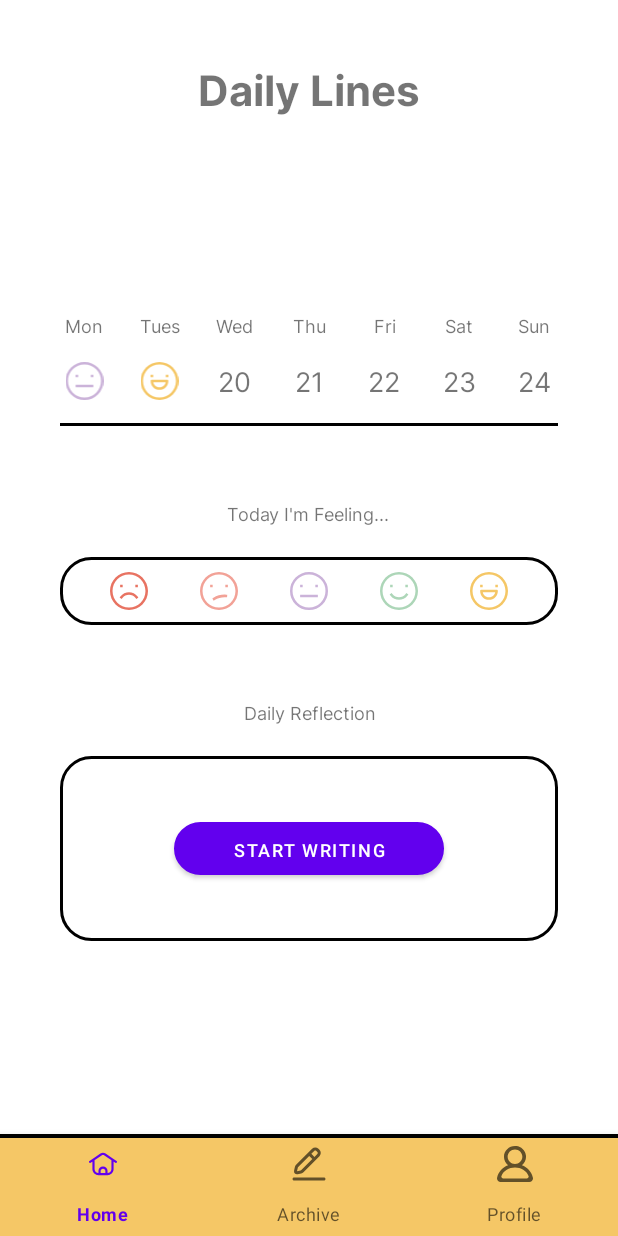
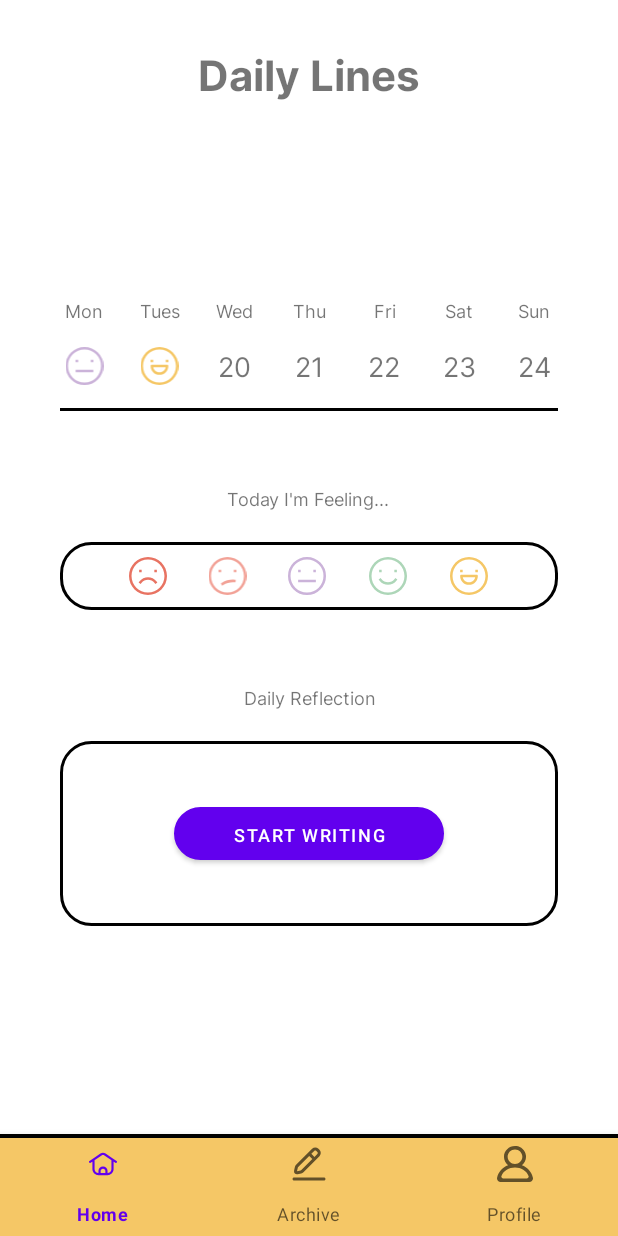
Before and after one commit to kaitiepiee/DailyLines, an Android app: the screen it shows after launch (MainActivity), on a phone screen of 412 x 824 dp. Run offline under Robolectric (Android 15) with nearby library versions, the phone set to English and light mode, and no system bars.

Commit message:
minor updates to home page

```diff
--- a/app/src/main/java/com/mobdeve/s12/delacruz/kyla/profileplusarchive/MainActivity.kt
+++ b/app/src/main/java/com/mobdeve/s12/delacruz/kyla/profileplusarchive/MainActivity.kt
@@ -6,10 +6,14 @@ import android.os.Build
 import androidx.appcompat.app.AppCompatActivity
 import android.os.Bundle
 import android.util.Log
+import android.view.View
 import android.widget.Button
 import android.widget.CalendarView
+import android.widget.ImageButton
 import android.widget.ImageView
+import android.widget.LinearLayout
 import android.widget.TextView
+import android.widget.Toast
 import androidx.activity.result.ActivityResult
 import androidx.activity.result.contract.ActivityResultContracts
 import androidx.annotation.RequiresApi
@@ -55,6 +59,42 @@ class MainActivity : AppCompatActivity(){
         quoteTextView = findViewById(R.id.quote)
         authorTextView = findViewById(R.id.author)
         RequestManager(this@MainActivity).getAllQuotes(listener)
+
+        // For mood buttons
+        fun onMoodButtonClick(view: View) {
+            val moodTag = view.tag.toString()
+
+            val parentLayout = view.parent as LinearLayout
+            for (i in 0 until parentLayout.childCount) {
+                val childView = parentLayout.getChildAt(i)
+                if (childView is ImageButton && childView != view) {
+                    childView.isSelected = false
+                    // Restore the original background of the button when not selected
+                    childView.setBackgroundResource(android.R.color.transparent)
+                }
+            }
+
+            view.isSelected = !view.isSelected
+            if (view.isSelected) {
+                view.setBackgroundResource(R.drawable.glow_background)
+                Toast.makeText(this, "Selected mood: $moodTag", Toast.LENGTH_SHORT).show()
+            }
+            else {
+                view.setBackgroundResource(android.R.color.transparent)
+                Toast.makeText(this, "Deselected mood: $moodTag", Toast.LENGTH_SHORT).show()
+
+            }
+        }
+        val worseMoodButton: ImageButton = findViewById(R.id.worseMood)
+        worseMoodButton.setOnClickListener { onMoodButtonClick(it) }
+        val badMoodButton: ImageButton = findViewById(R.id.badMood)
+        badMoodButton.setOnClickListener { onMoodButtonClick(it) }
+        val neutralMoodButton: ImageButton = findViewById(R.id.neutralMood)
+        neutralMoodButton.setOnClickListener { onMoodButtonClick(it) }
+        val goodMoodButton: ImageButton = findViewById(R.id.goodMood)
+        goodMoodButton.setOnClickListener { onMoodButtonClick(it) }
+        val bestMoodButton: ImageButton = findViewById(R.id.bestMood)
+        bestMoodButton.setOnClickListener { onMoodButtonClick(it) }
 
         // Create an Intent to navigate to the create_journal.xml layout
         val submitEntryButton = findViewById<Button>(R.id.submitEntryButton)
@@ -133,6 +173,8 @@ class MainActivity : AppCompatActivity(){
                     val quoteText = randomQuote.text
                     val authorText = randomQuote.author
 
+                    // Add """" at the beginning and end of quote
+                    val formattedQuote = "\"$quoteText\""
                     // Add "-" at the beginning of the author
                     val formattedAuthor = "- $authorText"
 
@@ -140,7 +182,7 @@ class MainActivity : AppCompatActivity(){
                     val cleanedAuthor = formattedAuthor.replace(", type.fit", "")
 
                     Log.d("QuoteDebug", "Quote Text: $quoteText, Author: $authorText")
-                    quoteTextView.text = quoteText
+                    quoteTextView.text = formattedQuote
                     authorTextView.text = cleanedAuthor
                 }
                 else {
--- /dev/null
+++ b/app/src/main/res/drawable/button_selector.xml
@@ -0,0 +1,5 @@
+<?xml version="1.0" encoding="utf-8"?>
+<selector xmlns:android="http://schemas.android.com/apk/res/android">
+    <item android:drawable="@drawable/glow_background" android:state_pressed="true" />
+    <item android:drawable="@android:color/transparent" />
+</selector>
--- /dev/null
+++ b/app/src/main/res/drawable/glow_background.xml
@@ -0,0 +1,5 @@
+<?xml version="1.0" encoding="utf-8"?>
+    <shape xmlns:android="http://schemas.android.com/apk/res/android"
+        android:shape="oval">
+        <solid android:color="@color/pastel_yellow" />
+    </shape>
--- a/app/src/main/res/layout/home_screen.xml
+++ b/app/src/main/res/layout/home_screen.xml
@@ -23,7 +23,7 @@
         android:orientation="vertical"
         android:layout_marginLeft="40dp"
         android:layout_marginRight="40dp"
-        android:layout_marginTop="40dp"
+        android:layout_marginTop="30dp"
         android:gravity="center_horizontal"
         tools:ignore="match_parent">
 
@@ -315,45 +315,65 @@
             android:paddingBottom="10dp"
             android:layout_marginBottom="50dp">
 
-            <ImageView
+            <ImageButton
                 android:id="@+id/worseMood"
-                android:layout_width="40dp"
+                android:layout_width="29dp"
+                android:layout_height="25dp"
+                android:layout_marginLeft="10dp"
+                android:layout_marginRight="15dp"
+                android:background="@drawable/button_selector"
+                android:onClick="onMoodButtonClick"
+                android:scaleType="fitCenter"
+                android:src="@drawable/worst_mood_icon"
+                android:tag="worst_mood" />
+
+            <ImageButton
+                android:id="@+id/badMood"
+                android:layout_width="26dp"
+                android:layout_height="25dp"
+                android:layout_marginLeft="10dp"
+                android:layout_marginRight="15dp"
+                android:background="@drawable/button_selector"
+                android:onClick="onMoodButtonClick"
+                android:scaleType="fitCenter"
+                android:src="@drawable/bad_mood_icon"
+                android:tag="bad_mood" />
+
+            <ImageButton
+                android:id="@+id/neutralMood"
+                android:layout_width="29dp"
+                android:layout_height="25dp"
+                android:layout_marginLeft="10dp"
+                android:layout_marginRight="15dp"
+                android:background="@drawable/button_selector"
+                android:onClick="onMoodButtonClick"
+                android:scaleType="fitCenter"
+                android:src="@drawable/neutral_mood_icon"
+                android:tag="neutral_mood" />
+
+            <ImageButton
+                android:id="@+id/goodMood"
+                android:layout_width="28dp"
+                android:layout_height="25dp"
+                android:layout_marginLeft="10dp"
+                android:layout_marginRight="15dp"
+                android:background="@drawable/button_selector"
+                android:onClick="onMoodButtonClick"
+                android:scaleType="fitCenter"
+                android:src="@drawable/good_mood_icon"
+                android:tag="good_mood" />
+
+            <ImageButton
+                android:id="@+id/bestMood"
+                android:layout_width="29dp"
                 android:layout_height="25dp"
                 android:layout_marginLeft="10dp"
                 android:layout_marginRight="10dp"
-                android:src="@drawable/worst_mood_icon" />
-
-            <ImageView
-                android:id="@+id/badMood"
-                android:layout_width="40dp"
-                android:layout_height="25dp"
-                android:layout_marginLeft="10dp"
-                android:layout_marginRight="10dp"
-                android:src="@drawable/bad_mood_icon" />
-
-            <ImageView
-                android:id="@+id/neutralMood"
-                android:layout_width="40dp"
-                android:layout_height="25dp"
-                android:layout_marginLeft="10dp"
-                android:layout_marginRight="10dp"
-                android:src="@drawable/neutral_mood_icon" />
-
-            <ImageView
-                android:id="@+id/goodMood"
-                android:layout_width="40dp"
-                android:layout_height="25dp"
-                android:layout_marginLeft="10dp"
-                android:layout_marginRight="10dp"
-                android:src="@drawable/good_mood_icon" />
-
-            <ImageView
-                android:id="@+id/bestMood"
-                android:layout_width="40dp"
-                android:layout_height="25dp"
-                android:layout_marginLeft="10dp"
-                android:layout_marginRight="10dp"
-                android:src="@drawable/best_mood_icon" />
+                android:background="@drawable/button_selector"
+                android:onClick="onMoodButtonClick"
+                android:scaleType="fitCenter"
+                android:src="@drawable/best_mood_icon"
+                android:tag="best_mood" />
         </LinearLayout>
 
         <TextView
```
